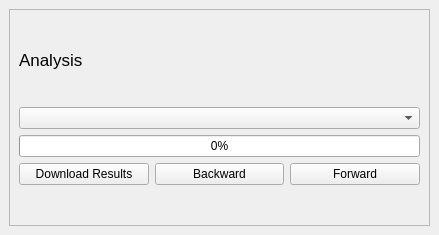
The window that ui/watering_analysis_dialog.ui (Ingeniousware/QGISWaterIng) describes before a commit, drawn with Qt 5.
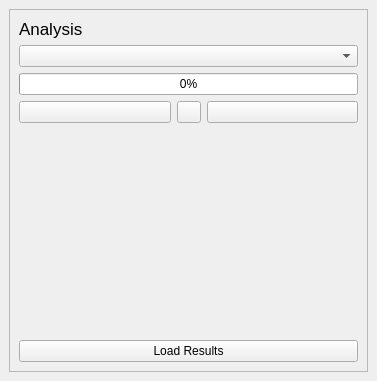
The same window after the commit.

Commit message: icon analysis modification

The edit to the form file:
```diff
--- a/ui/watering_analysis_dialog.ui
+++ b/ui/watering_analysis_dialog.ui
@@ -6,8 +6,8 @@
    <rect>
     <x>0</x>
     <y>0</y>
-    <width>439</width>
-    <height>235</height>
+    <width>377</width>
+    <height>381</height>
    </rect>
   </property>
   <property name="windowTitle">
@@ -37,8 +37,8 @@
         <rect>
          <x>0</x>
          <y>0</y>
-         <width>419</width>
-         <height>196</height>
+         <width>357</width>
+         <height>342</height>
         </rect>
        </property>
        <layout class="QVBoxLayout" name="verticalLayout_2">
@@ -94,20 +94,7 @@
             <property name="sizeConstraint">
              <enum>QLayout::SetMinAndMaxSize</enum>
             </property>
-            <item>
-             <widget class="QPushButton" name="BtGetAnalysisResultsCurrent">
-              <property name="sizePolicy">
-               <sizepolicy hsizetype="Expanding" vsizetype="Fixed">
-                <horstretch>0</horstretch>
-                <verstretch>0</verstretch>
-               </sizepolicy>
-              </property>
-              <property name="text">
-               <string>Download Results</string>
-              </property>
-             </widget>
-            </item>
-            <item>
+            <item alignment="Qt::AlignTop">
              <widget class="QPushButton" name="BtGetAnalysisResultsBackward">
               <property name="sizePolicy">
                <sizepolicy hsizetype="Expanding" vsizetype="Fixed">
@@ -116,11 +103,36 @@
                </sizepolicy>
               </property>
               <property name="text">
-               <string>Backward</string>
+               <string/>
               </property>
              </widget>
             </item>
-            <item>
+
+            <item alignment="Qt::AlignTop">
+                <widget class="QPushButton" name="BtGetAnalysisResultsPlayPause">
+                    <property name="enabled">
+                        <bool>true</bool>
+                    </property>
+                    <property name="sizePolicy">
+                        <sizepolicy hsizetype="Expanding" vsizetype="Fixed">
+                            <horstretch>0</horstretch>
+                            <verstretch>0</verstretch>
+                        </sizepolicy>
+                    </property>
+                    <property name="maximumSize">
+                        <size>
+                            <width>24</width>
+                            <height>24</height>
+                        </size>
+                    </property>
+                    <property name="text">
+                        <string/>
+                    </property>
+                </widget>
+            </item>
+
+
+            <item alignment="Qt::AlignTop">
              <widget class="QPushButton" name="BtGetAnalysisResultsForward">
               <property name="sizePolicy">
                <sizepolicy hsizetype="Expanding" vsizetype="Fixed">
@@ -129,7 +141,7 @@
                </sizepolicy>
               </property>
               <property name="text">
-               <string>Forward</string>
+               <string/>
               </property>
              </widget>
             </item>
@@ -137,6 +149,19 @@
           </item>
          </layout>
         </item>
+        <item>
+         <widget class="QPushButton" name="BtGetAnalysisResultsCurrent">
+          <property name="sizePolicy">
+           <sizepolicy hsizetype="Expanding" vsizetype="Fixed">
+            <horstretch>0</horstretch>
+            <verstretch>0</verstretch>
+           </sizepolicy>
+          </property>
+          <property name="text">
+           <string>Load Results</string>
+          </property>
+         </widget>
+        </item>
        </layout>
        <zorder>analysis_box</zorder>
        <zorder>BtGetAnalysisResultsCurrent</zorder>
```
Left out of the diff: 6 changed lines with no effect on the pictures. The commit also changes 7 other files.
